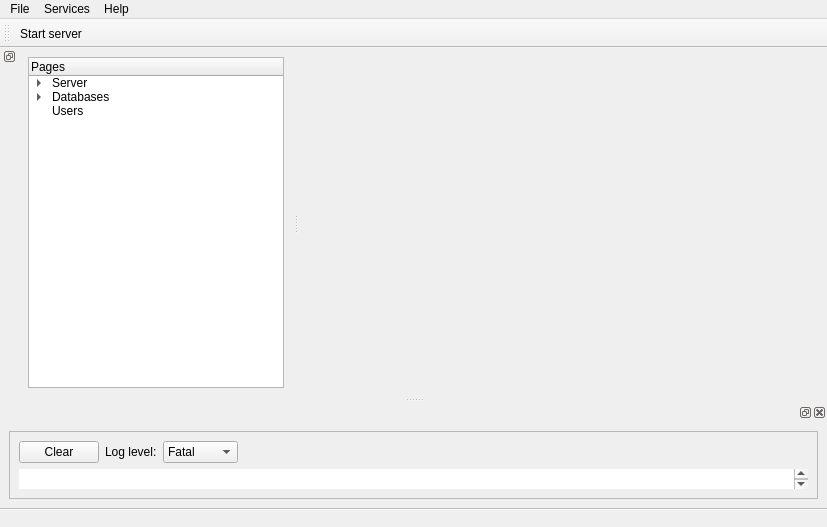
Before: the Qt Designer form Server/GUI/src/Ui/GUI.ui in siisgoo/siisty, drawn with Qt 5.
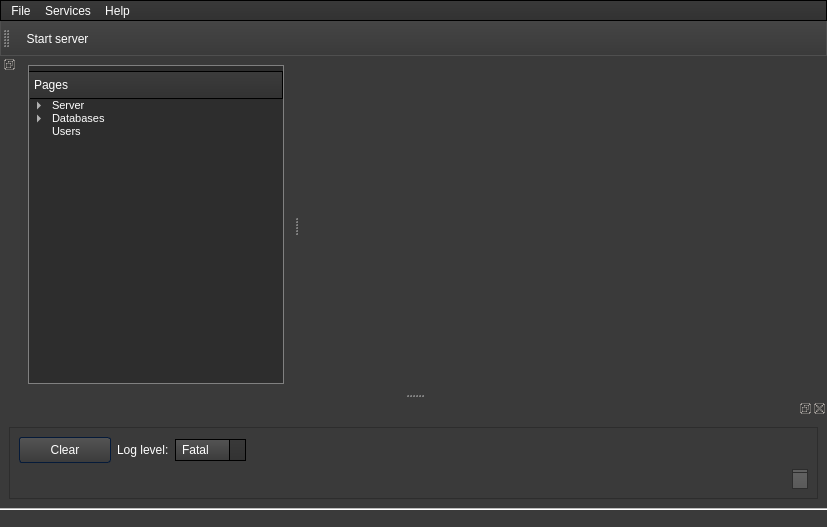
After: the same form once the commit is applied. Icons and pictures are not drawn.

Commit message: modified:   CMakeLists.txt 	modified:   General/CMakeLists.txt 	modified:   General/include/Crypto/Hash.hpp 	modified:   General/include/Database/Database.hpp 	modified:   General/include/Database/Queries/CreateTables.hpp 	modified:   General/include/Database/command.hpp 	modified:   General/src/Database.cpp 	modified:   General/src/Hash.cpp 	modified:   General/src/command.cpp 	modified:   Server/GUI/include/GUI.hpp 	modified:   Server/GUI/src/GUI.cpp 	modified:   Server/GUI/src/Ui/GUI.ui 	modified:   Server/GUI/src/Ui/ServerInfoPage.ui

What changed in the file:
```diff
--- a/Server/GUI/src/Ui/GUI.ui
+++ b/Server/GUI/src/Ui/GUI.ui
@@ -23,9 +23,1001 @@
    <string>GUI</string>
   </property>
   <property name="styleSheet">
-   <string notr="true">QStatusBar::item {
-	border: 0px solid white;
-}</string>
+   <string notr="true">/*Copyright (c) DevSec Studio. All rights reserved.
+
+MIT License
+
+Permission is hereby granted, free of charge, to any person obtaining a copy
+of this software and associated documentation files (the &quot;Software&quot;), to deal
+in the Software without restriction, including without limitation the rights
+to use, copy, modify, merge, publish, distribute, sublicense, and/or sell
+copies of the Software, and to permit persons to whom the Software is
+furnished to do so, subject to the following conditions:
+
+The above copyright notice and this permission notice shall be included in all
+copies or substantial portions of the Software.
+
+THE SOFTWARE IS PROVIDED *AS IS*, WITHOUT WARRANTY OF ANY KIND, EXPRESS OR
+IMPLIED, INCLUDING BUT NOT LIMITED TO THE WARRANTIES OF MERCHANTABILITY,
+FITNESS FOR A PARTICULAR PURPOSE AND NONINFRINGEMENT. IN NO EVENT SHALL THE
+AUTHORS OR COPYRIGHT HOLDERS BE LIABLE FOR ANY CLAIM, DAMAGES OR OTHER
+LIABILITY, WHETHER IN AN ACTION OF CONTRACT, TORT OR OTHERWISE, ARISING FROM,
+OUT OF OR IN CONNECTION WITH THE SOFTWARE OR THE USE OR OTHER DEALINGS IN THE SOFTWARE.
+*/
+
+
+/*-----QWidget-----*/
+QWidget
+{
+	background-color: #3a3a3a;
+	color: #fff;
+	selection-background-color: #b78620;
+	selection-color: #000;
+
+}
+
+
+/*-----QLabel-----*/
+QLabel
+{
+	background-color: transparent;
+	color: #fff;
+
+}
+
+
+/*-----QMenuBar-----*/
+QMenuBar 
+{
+	background-color: qlineargradient(spread:repeat, x1:1, y1:0, x2:1, y2:1, stop:0 rgba(57, 57, 57, 255),stop:1 rgba(50, 50, 50, 255));
+	border: 1px solid #000;
+	color: #fff;
+
+}
+
+
+QMenuBar::item 
+{
+	background-color: transparent;
+
+}
+
+
+QMenuBar::item:selected 
+{
+	background-color: rgba(183, 134, 32, 20%);
+	border: 1px solid #b78620;
+	color: #fff;
+
+}
+
+
+QMenuBar::item:pressed 
+{
+	background-color: rgb(183, 134, 32);
+	border: 1px solid #b78620;
+	color: #fff;
+
+}
+
+
+/*-----QMenu-----*/
+QMenu
+{
+    background-color: qlineargradient(spread:repeat, x1:1, y1:0, x2:1, y2:1, stop:0 rgba(57, 57, 57, 255),stop:1 rgba(50, 50, 50, 255));
+    border: 1px solid #222;
+    padding: 4px;
+	color: #fff;
+
+}
+
+
+QMenu::item
+{
+    background-color: transparent;
+    padding: 2px 20px 2px 20px;
+
+}
+
+
+QMenu::separator
+{
+   	background-color: rgb(183, 134, 32);
+	height: 1px;
+
+}
+
+
+QMenu::item:disabled
+{
+    color: #555;
+    background-color: transparent;
+    padding: 2px 20px 2px 20px;
+
+}
+
+
+QMenu::item:selected
+{
+	background-color: rgba(183, 134, 32, 20%);
+	border: 1px solid #b78620;
+	color: #fff;
+
+}
+
+
+/*-----QToolBar-----*/
+QToolBar
+{
+	background-color: qlineargradient(spread:repeat, x1:1, y1:0, x2:1, y2:1, stop:0 rgba(69, 69, 69, 255),stop:1 rgba(58, 58, 58, 255));
+	border-top: none;
+	border-bottom: 1px solid #4f4f4f;
+	border-left: 1px solid #4f4f4f;
+	border-right: 1px solid #4f4f4f;
+
+}
+
+
+QToolBar::separator
+{
+	background-color: #2e2e2e;
+	width: 1px;
+
+}
+
+
+/*-----QToolButton-----*/
+QToolButton 
+{
+	background-color: transparent;
+	color: #fff;
+	padding: 5px;
+	padding-left: 8px;
+	padding-right: 8px;
+	margin-left: 1px;
+}
+
+
+QToolButton:hover
+{
+	background-color: rgba(183, 134, 32, 20%);
+	border: 1px solid #b78620;
+	color: #fff;
+	
+}
+
+
+QToolButton:pressed
+{
+	background-color: qlineargradient(spread:repeat, x1:1, y1:0, x2:1, y2:1, stop:0 rgba(57, 57, 57, 255),stop:1 rgba(50, 50, 50, 255));
+	border: 1px solid #b78620;
+
+}
+
+
+QToolButton:checked
+{
+	background-color: qlineargradient(spread:repeat, x1:1, y1:0, x2:1, y2:1, stop:0 rgba(57, 57, 57, 255),stop:1 rgba(50, 50, 50, 255));
+	border: 1px solid #222;
+}
+
+
+/*-----QPushButton-----*/
+QPushButton
+{
+	background-color: qlineargradient(spread:repeat, x1:1, y1:0, x2:1, y2:1, stop:0 rgba(84, 84, 84, 255),stop:1 rgba(59, 59, 59, 255));
+	color: #ffffff;
+	min-width: 80px;
+	border-style: solid;
+	border-width: 1px;
+	border-radius: 3px;
+	border-color: #051a39;
+	padding: 5px;
+
+}
+
+
+QPushButton::flat
+{
+	background-color: transparent;
+	border: none;
+	color: #fff;
+
+}
+
+
+QPushButton::disabled
+{
+	background-color: #404040;
+	color: #656565;
+	border-color: #051a39;
+
+}
+
+
+QPushButton::hover
+{
+	background-color: rgba(183, 134, 32, 20%);
+	border: 1px solid #b78620;
+
+}
+
+
+QPushButton::pressed
+{
+	background-color: qlineargradient(spread:repeat, x1:1, y1:0, x2:1, y2:1, stop:0 rgba(74, 74, 74, 255),stop:1 rgba(49, 49, 49, 255));
+	border: 1px solid #b78620;
+
+}
+
+
+QPushButton::checked
+{
+	background-color: qlineargradient(spread:repeat, x1:1, y1:0, x2:1, y2:1, stop:0 rgba(74, 74, 74, 255),stop:1 rgba(49, 49, 49, 255));
+	border: 1px solid #222;
+
+}
+
+
+/*-----QLineEdit-----*/
+QLineEdit
+{
+	background-color: #131313;
+	color : #eee;
+	border: 1px solid #343434;
+	border-radius: 2px;
+	padding: 3px;
+	padding-left: 5px;
+
+}
+
+
+/*-----QPlainTExtEdit-----*/
+QPlainTextEdit
+{
+	background-color: #131313;
+	color : #eee;
+	border: 1px solid #343434;
+	border-radius: 2px;
+	padding: 3px;
+	padding-left: 5px;
+
+}
+
+
+/*-----QTabBar-----*/
+QTabBar::tab
+{
+	background-color: qlineargradient(spread:repeat, x1:1, y1:0, x2:1, y2:1, stop:0 rgba(84, 84, 84, 255),stop:1 rgba(59, 59, 59, 255));
+	color: #ffffff;
+	border-style: solid;
+	border-width: 1px;
+	border-color: #666;
+	border-bottom: none;
+	padding: 5px;
+	padding-left: 15px;
+	padding-right: 15px;
+
+}
+
+
+QTabWidget::pane 
+{
+	background-color: red;
+	border: 1px solid #666;
+	top: 1px;
+
+}
+
+
+QTabBar::tab:last
+{
+	margin-right: 0; 
+
+}
+
+
+QTabBar::tab:first:!selected
+{
+	background-color: #0c0c0d;
+	margin-left: 0px;
+
+}
+
+
+QTabBar::tab:!selected
+{
+	color: #b1b1b1;
+	border-bottom-style: solid;
+	background-color: #0c0c0d;
+
+}
+
+
+QTabBar::tab:selected
+{
+	margin-bottom: 0px;
+
+}
+
+
+QTabBar::tab:!selected:hover
+{
+	border-top-color: #b78620;
+
+}
+
+
+/*-----QComboBox-----*/
+QComboBox
+{
+    background-color: qlineargradient(spread:repeat, x1:1, y1:0, x2:1, y2:1, stop:0 rgba(84, 84, 84, 255),stop:1 rgba(59, 59, 59, 255));
+    border: 1px solid #000;
+    padding-left: 6px;
+    color: #ffffff;
+    height: 20px;
+
+}
+
+
+QComboBox::disabled
+{
+	background-color: #404040;
+	color: #656565;
+	border-color: #051a39;
+
+}
+
+
+QComboBox:on
+{
+    background-color: #b78620;
+	color: #000;
+
+}
+
+
+QComboBox QAbstractItemView
+{
+    background-color: #383838;
+    color: #ffffff;
+    border: 1px solid black;
+    selection-background-color: #b78620;
+    outline: 0;
+
+}
+
+
+QComboBox::drop-down
+{
+	background-color: qlineargradient(spread:repeat, x1:1, y1:0, x2:1, y2:1, stop:0 rgba(57, 57, 57, 255),stop:1 rgba(50, 50, 50, 255));
+    subcontrol-origin: padding;
+    subcontrol-position: top right;
+    width: 15px;
+    border-left-width: 1px;
+    border-left-color: black;
+    border-left-style: solid; 
+
+}
+
+
+QComboBox::down-arrow
+{
+    image: url(://arrow-down.png);
+    width: 8px;
+    height: 8px;
+}
+
+
+/*-----QSpinBox &amp; QDateTimeEdit-----*/
+QSpinBox,
+QDateTimeEdit 
+{
+    background-color: #131313;
+	color : #eee;
+	border: 1px solid #343434;
+	padding: 3px;
+	padding-left: 5px;
+    border-radius : 2px;
+
+}
+
+
+QSpinBox::up-button, 
+QDateTimeEdit::up-button
+{
+	border-top-right-radius:2px;
+	background-color: #777777;
+    width: 16px; 
+    border-width: 1px;
+
+}
+
+
+QSpinBox::up-button:hover, 
+QDateTimeEdit::up-button:hover
+{
+	background-color: #585858;
+
+}
+
+
+QSpinBox::up-button:pressed, 
+QDateTimeEdit::up-button:pressed
+{
+	background-color: #252525;
+    width: 16px; 
+    border-width: 1px;
+
+}
+
+
+QSpinBox::up-arrow,
+QDateTimeEdit::up-arrow
+{
+    image: url(://arrow-up.png);
+    width: 7px;
+    height: 7px;
+
+}
+
+
+QSpinBox::down-button, 
+QDateTimeEdit::down-button
+{
+	border-bottom-right-radius:2px;
+	background-color: #777777;
+    width: 16px; 
+    border-width: 1px;
+
+}
+
+
+QSpinBox::down-button:hover, 
+QDateTimeEdit::down-button:hover
+{
+	background-color: #585858;
+
+}
+
+
+QSpinBox::down-button:pressed, 
+QDateTimeEdit::down-button:pressed
+{
+	background-color: #252525;
+    width: 16px; 
+    border-width: 1px;
+
+}
+
+
+QSpinBox::down-arrow,
+QDateTimeEdit::down-arrow
+{
+    image: url(://arrow-down.png);
+    width: 7px;
+    height: 7px;
+
+}
+
+
+/*-----QGroupBox-----*/
+QGroupBox 
+{
+    border: 1px solid;
+    border-color: #666666;
+	border-radius: 5px;
+    margin-top: 20px;
+
+}
+
+
+QGroupBox::title  
+{
+    background-color: transparent;
+    color: #eee;
+    subcontrol-origin: margin;
+    padding: 5px;
+	border-top-left-radius: 3px;
+	border-top-right-radius: 3px;
+
+}
+
+
+/*-----QHeaderView-----*/
+QHeaderView::section
+{
+    background-color: qlineargradient(spread:repeat, x1:1, y1:0, x2:1, y2:1, stop:0 rgba(60, 60, 60, 255),stop:1 rgba(50, 50, 50, 255));
+	border: 1px solid #000;
+    color: #fff;
+    text-align: left;
+	padding: 4px;
+	
+}
+
+
+QHeaderView::section:disabled
+{
+    background-color: #525251;
+    color: #656565;
+
+}
+
+
+QHeaderView::section:checked
+{
+    background-color: qlineargradient(spread:repeat, x1:1, y1:0, x2:1, y2:1, stop:0 rgba(60, 60, 60, 255),stop:1 rgba(50, 50, 50, 255));
+    color: #fff;
+
+}
+
+
+QHeaderView::section::vertical::first,
+QHeaderView::section::vertical::only-one
+{
+    border-top: 1px solid #353635;
+
+}
+
+
+QHeaderView::section::vertical
+{
+    border-top: 1px solid #353635;
+
+}
+
+
+QHeaderView::section::horizontal::first,
+QHeaderView::section::horizontal::only-one
+{
+    border-left: 1px solid #353635;
+
+}
+
+
+QHeaderView::section::horizontal
+{
+    border-left: 1px solid #353635;
+
+}
+
+
+QTableCornerButton::section
+{
+    background-color: qlineargradient(spread:repeat, x1:1, y1:0, x2:1, y2:1, stop:0 rgba(60, 60, 60, 255),stop:1 rgba(50, 50, 50, 255));
+	border: 1px solid #000;
+    color: #fff;
+
+}
+
+
+/*-----QTreeWidget-----*/
+QTreeView
+{
+	show-decoration-selected: 1;
+	alternate-background-color: #3a3a3a;
+	selection-color: #fff;
+	background-color: #2d2d2d;
+	border: 1px solid gray;
+	padding-top : 5px;
+	color: #fff;
+	font: 8pt;
+
+}
+
+
+QTreeView::item:selected
+{
+	color:#fff;
+	background-color: #b78620;
+	border-radius: 0px;
+
+}
+
+
+QTreeView::item:!selected:hover
+{
+    background-color: #262626;
+    border: none;
+    color: white;
+
+}
+
+
+QTreeView::branch:has-children:!has-siblings:closed,
+QTreeView::branch:closed:has-children:has-siblings 
+{
+	image: url(://tree-closed.png);
+
+}
+
+
+QTreeView::branch:open:has-children:!has-siblings,
+QTreeView::branch:open:has-children:has-siblings  
+{
+	image: url(://tree-open.png);
+
+}
+
+
+/*-----QListView-----*/
+QListView 
+{
+	background-color: qlineargradient(spread:repeat, x1:1, y1:0, x2:1, y2:1, stop:0 rgba(83, 83, 83, 255),stop:0.293269 rgba(81, 81, 81, 255),stop:0.634615 rgba(79, 79, 79, 255),stop:1 rgba(83, 83, 83, 255));
+    border : none;
+    color: white;
+    show-decoration-selected: 1; 
+    outline: 0;
+	border: 1px solid gray;
+
+}
+
+
+QListView::disabled 
+{
+	background-color: #656565;
+	color: #1b1b1b;
+    border: 1px solid #656565;
+
+}
+
+
+QListView::item 
+{
+	background-color: #2d2d2d;
+    padding: 1px;
+
+}
+
+
+QListView::item:alternate 
+{
+    background-color: #3a3a3a;
+
+}
+
+
+QListView::item:selected 
+{
+	background-color: #b78620;
+	border: 1px solid #b78620;
+	color: #fff;
+
+}
+
+
+QListView::item:selected:!active 
+{
+	background-color: #b78620;
+	border: 1px solid #b78620;
+	color: #fff;
+
+}
+
+
+QListView::item:selected:active 
+{
+	background-color: #b78620;
+	border: 1px solid #b78620;
+	color: #fff;
+
+}
+
+
+QListView::item:hover {
+    background-color: #262626;
+    border: none;
+    color: white;
+
+}
+
+
+/*-----QCheckBox-----*/
+QCheckBox
+{
+	background-color: transparent;
+    color: lightgray;
+	border: none;
+
+}
+
+
+QCheckBox::indicator
+{
+    background-color: #323232;
+    border: 1px solid darkgray;
+    width: 12px;
+    height: 12px;
+
+}
+
+
+QCheckBox::indicator:checked
+{
+    image:url(&quot;./ressources/check.png&quot;);
+	background-color: #b78620;
+    border: 1px solid #3a546e;
+
+}
+
+
+QCheckBox::indicator:unchecked:hover
+{
+	border: 1px solid #b78620; 
+
+}
+
+
+QCheckBox::disabled
+{
+	color: #656565;
+
+}
+
+
+QCheckBox::indicator:disabled
+{
+	background-color: #656565;
+	color: #656565;
+    border: 1px solid #656565;
+
+}
+
+
+/*-----QRadioButton-----*/
+QRadioButton 
+{
+	color: lightgray;
+	background-color: transparent;
+
+}
+
+
+QRadioButton::indicator::unchecked:hover 
+{
+	background-color: lightgray;
+	border: 2px solid #b78620;
+	border-radius: 6px;
+}
+
+
+QRadioButton::indicator::checked 
+{
+	border: 2px solid #b78620;
+	border-radius: 6px;
+	background-color: rgba(183,134,32,20%);  
+	width: 9px; 
+	height: 9px; 
+
+}
+
+
+/*-----QSlider-----*/
+QSlider::groove:horizontal 
+{
+	background-color: transparent;
+	height: 3px;
+
+}
+
+
+QSlider::sub-page:horizontal 
+{
+	background-color: #b78620;
+
+}
+
+
+QSlider::add-page:horizontal 
+{
+	background-color: #131313;
+
+}
+
+
+QSlider::handle:horizontal 
+{
+	background-color: #b78620;
+	width: 14px;
+	margin-top: -6px;
+	margin-bottom: -6px;
+	border-radius: 6px;
+
+}
+
+
+QSlider::handle:horizontal:hover 
+{
+	background-color: #d89e25;
+	border-radius: 6px;
+
+}
+
+
+QSlider::sub-page:horizontal:disabled 
+{
+	background-color: #bbb;
+	border-color: #999;
+
+}
+
+
+QSlider::add-page:horizontal:disabled 
+{
+	background-color: #eee;
+	border-color: #999;
+
+}
+
+
+QSlider::handle:horizontal:disabled 
+{
+	background-color: #eee;
+	border: 1px solid #aaa;
+	border-radius: 3px;
+
+}
+
+
+/*-----QScrollBar-----*/
+QScrollBar:horizontal
+{
+    border: 1px solid #222222;
+    background-color: #3d3d3d;
+    height: 15px;
+    margin: 0px 16px 0 16px;
+
+}
+
+
+QScrollBar::handle:horizontal
+{
+	background-color: qlineargradient(spread:repeat, x1:1, y1:0, x2:1, y2:1, stop:0 rgba(97, 97, 97, 255),stop:1 rgba(90, 90, 90, 255));
+	border: 1px solid #2d2d2d;
+    min-height: 20px;
+
+}
+
+
+QScrollBar::add-line:horizontal
+{
+	background-color: qlineargradient(spread:repeat, x1:1, y1:0, x2:1, y2:1, stop:0 rgba(97, 97, 97, 255),stop:1 rgba(90, 90, 90, 255));
+	border: 1px solid #2d2d2d;
+    width: 15px;
+    subcontrol-position: right;
+    subcontrol-origin: margin;
+
+}
+
+
+QScrollBar::sub-line:horizontal
+{
+	background-color: qlineargradient(spread:repeat, x1:1, y1:0, x2:1, y2:1, stop:0 rgba(97, 97, 97, 255),stop:1 rgba(90, 90, 90, 255));
+	border: 1px solid #2d2d2d;
+    width: 15px;
+    subcontrol-position: left;
+    subcontrol-origin: margin;
+
+}
+
+
+QScrollBar::right-arrow:horizontal
+{
+    image: url(://arrow-right.png);
+    width: 6px;
+    height: 6px;
+
+}
+
+
+QScrollBar::left-arrow:horizontal
+{
+    image: url(://arrow-left.png);
+    width: 6px;
+    height: 6px;
+
+}
+
+
+QScrollBar::add-page:horizontal, QScrollBar::sub-page:horizontal
+{
+    background: none;
+
+}
+
+
+QScrollBar:vertical
+{
+    background-color: #3d3d3d;
+    width: 16px;
+	border: 1px solid #2d2d2d;
+    margin: 16px 0px 16px 0px;
+
+}
+
+
+QScrollBar::handle:vertical
+{
+    background-color: qlineargradient(spread:repeat, x1:1, y1:0, x2:1, y2:1, stop:0 rgba(97, 97, 97, 255),stop:1 rgba(90, 90, 90, 255));
+	border: 1px solid #2d2d2d;
+    min-height: 20px;
+
+}
+
+
+QScrollBar::add-line:vertical
+{
+	background-color: qlineargradient(spread:repeat, x1:1, y1:0, x2:1, y2:1, stop:0 rgba(97, 97, 97, 255),stop:1 rgba(90, 90, 90, 255));
+	border: 1px solid #2d2d2d;
+    height: 15px;
+    subcontrol-position: bottom;
+    subcontrol-origin: margin;
+
+}
+
+
+QScrollBar::sub-line:vertical
+{
+	background-color: qlineargradient(spread:repeat, x1:1, y1:0, x2:1, y2:1, stop:0 rgba(97, 97, 97, 255),stop:1 rgba(90, 90, 90, 255));
+	border: 1px solid #2d2d2d;
+    height: 15px;
+    subcontrol-position: top;
+    subcontrol-origin: margin;
+
+}
+
+
+QScrollBar::up-arrow:vertical
+{
+    image: url(://arrow-up.png);
+    width: 6px;
+    height: 6px;
+
+}
+
+
+QScrollBar::down-arrow:vertical
+{
+    image: url(://arrow-down.png);
+    width: 6px;
+    height: 6px;
+
+}
+
+
+QScrollBar::add-page:vertical, QScrollBar::sub-page:vertical
+{
+    background: none;
+
+}
+
+
+/*-----QProgressBar-----*/
+QProgressBar
+{
+    border: 1px solid #666666;
+    text-align: center;
+	color: #000;
+	font-weight: bold;
+
+}
+
+
+QProgressBar::chunk
+{
+    background-color: #b78620;
+    width: 30px;
+    margin: 0.5px;
+
+}
+/*-----QStatusBar-----*/
+QStatusBar
+{
+background-color: #3a3a3a;
+color: #ffffff;
+border-color: #051a39;
+}
+</string>
   </property>
   <property name="toolButtonStyle">
    <enum>Qt::ToolButtonTextOnly</enum>
@@ -88,7 +1080,7 @@
      <x>0</x>
      <y>0</y>
      <width>827</width>
-     <height>22</height>
+     <height>24</height>
     </rect>
    </property>
    <widget class="QMenu" name="menuFile">
```
The commit also changes 12 other files.
